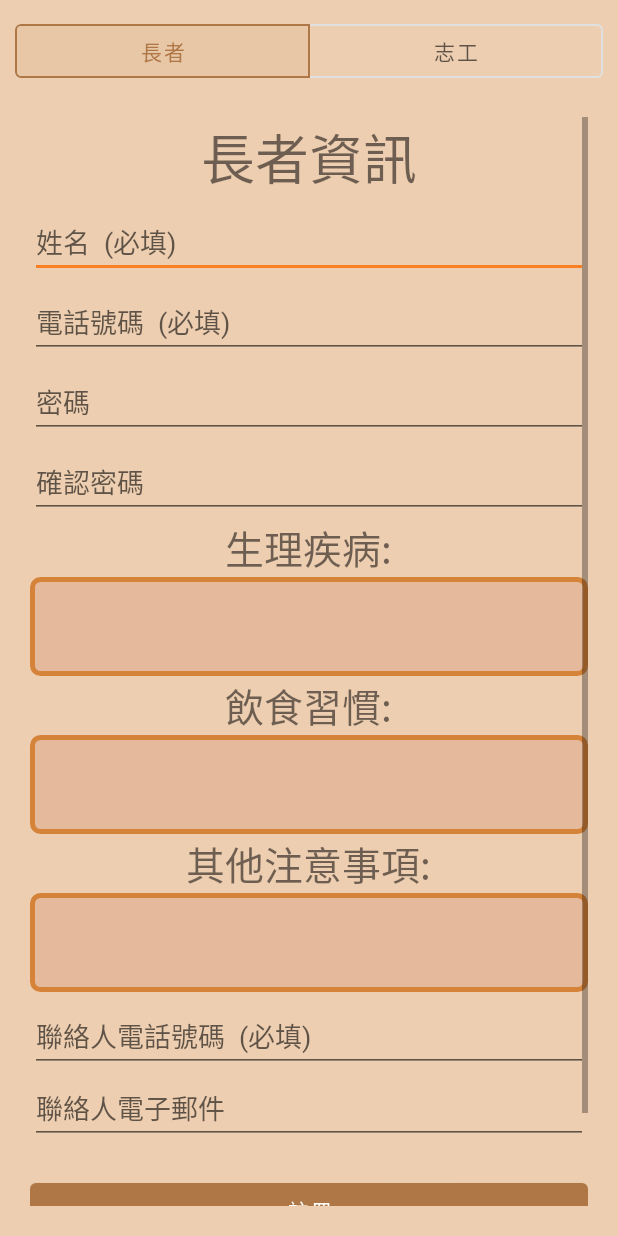
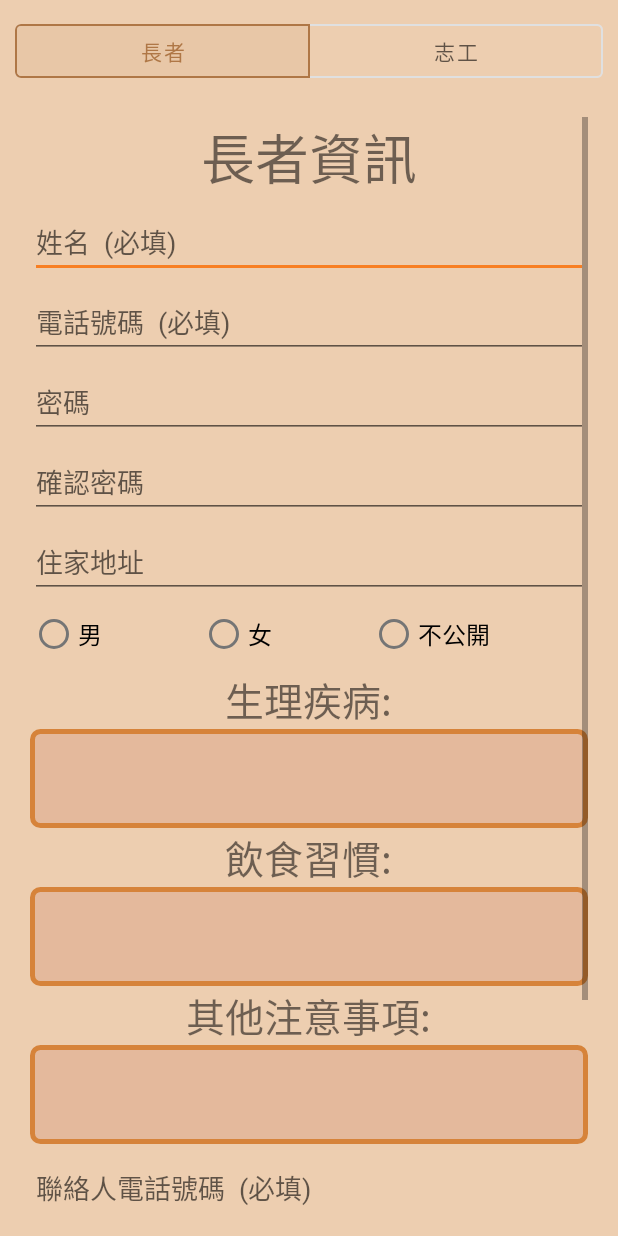
Before and after one commit to shawnL1225/elderAPP, an Android app: the RegisterElderFragment screen opened directly, with no data from a screen before it, on a phone screen of 412 x 824 dp. Run offline under Robolectric (Android 15) with nearby library versions, the phone set to English and light mode, and no system bars; our stand-ins replace Volley; Roboto replaces fonts that are not available here.

Commit message:
add addr sex in register

```diff
--- a/app/src/main/java/com/example/elderapp/Global.java
+++ b/app/src/main/java/com/example/elderapp/Global.java
@@ -8,6 +8,8 @@ import com.google.android.material.snackbar.Snackbar;
 
 public class Global extends Application {
     public static String url = "https://www2.cs.ccu.edu.tw/~lwx109u/elderApp/";
+//    public static String url = "http://140.123.105.178/~tcus/elderApp/";
+
 
     public static void putSnackBar(View view, String s){
         Snackbar snackbar = Snackbar.make(view, s, Snackbar.LENGTH_SHORT);
--- a/app/src/main/java/com/example/elderapp/register/RegisterElderFragment.java
+++ b/app/src/main/java/com/example/elderapp/register/RegisterElderFragment.java
@@ -19,6 +19,7 @@ import com.android.volley.Request;
 import com.android.volley.RequestQueue;
 import com.android.volley.toolbox.StringRequest;
 import com.android.volley.toolbox.Volley;
+import com.example.elderapp.Global;
 import com.example.elderapp.LoginActivity;
 import com.example.elderapp.R;
 
@@ -28,9 +29,9 @@ import java.util.Map;
 
 public class RegisterElderFragment extends Fragment {
 
-    private EditText etName, etPhone, etPassword, etPasswordC, etRemarks1, etRemarks2,etRemarks3, etContactPhone, etContactEmail;
+    private EditText etName, etPhone, etPassword, etPasswordC, etRemarks_ill, etRemarks_eating, etRemarks_other, etContactPhone, etContactEmail;
     private final String url = "https://www2.cs.ccu.edu.tw/~lwx109u/elderApp/register.php";
-    private String username, phone, pass, passC, remarks1 = "", remarks2 = "", remarks3 = "", contactPhone, contactEmail;
+    private String username, phone, pass, passC, remarks_ill = "", remarks_eating = "", remarks_other = "", contactPhone, contactEmail;
 
     @Override
     public View onCreateView(LayoutInflater inflater, ViewGroup container,
@@ -41,9 +42,9 @@ public class RegisterElderFragment extends Fragment {
         etPhone = root.findViewById(R.id.et_phone);
         etPassword = root.findViewById(R.id.et_password);
         etPasswordC = root.findViewById(R.id.et_passwordCheck);
-        etRemarks1 = root.findViewById(R.id.et_remarks1);
-        etRemarks2 = root.findViewById(R.id.et_remarks2);
-        etRemarks3 = root.findViewById(R.id.et_remarks3);
+        etRemarks_ill = root.findViewById(R.id.et_remarks1);
+        etRemarks_eating = root.findViewById(R.id.et_remarks2);
+        etRemarks_other = root.findViewById(R.id.et_remarks3);
         etContactPhone = root.findViewById(R.id.et_contactPhone);
         etContactEmail = root.findViewById(R.id.et_contactEmail);
         Button register = root.findViewById(R.id.btn_register);
@@ -54,16 +55,19 @@ public class RegisterElderFragment extends Fragment {
             phone = etPhone.getText().toString().trim();
             pass = etPassword.getText().toString().trim();
             passC = etPasswordC.getText().toString().trim();
-            remarks1 = etRemarks1.getText().toString().trim();
-            remarks2 = etRemarks2.getText().toString().trim();
-            remarks3 = etRemarks3.getText().toString().trim();
+            remarks_ill = etRemarks_ill.getText().toString().trim();
+            remarks_eating = etRemarks_eating.getText().toString().trim();
+            remarks_other = etRemarks_other.getText().toString().trim();
             contactPhone = etContactPhone.getText().toString().trim();
             contactEmail = etContactEmail.getText().toString().trim();
 
             if(!pass.equals(passC)){
-                Toast.makeText(getContext(), "密碼不相符", Toast.LENGTH_SHORT).show();
+                Global.putSnackBarR(etName, "密碼不相符");
             }
-            else if(!username.equals("") && !phone.equals("") && !contactPhone.equals("")){
+            else if(username.equals("") || phone.equals("") || contactPhone.equals("")){
+                Global.putSnackBarR(etName, "請輸入完整資訊");
+            }
+            else {
                 SQL();
             }
 
@@ -97,11 +101,12 @@ public class RegisterElderFragment extends Fragment {
                 data.put("phone", phone);
                 data.put("password", pass);
                 data.put("identity", "0");
-                data.put("remarks1", remarks1);
-                data.put("remarks2", remarks2);
-                data.put("remarks3", remarks3);
+                data.put("remarks_ill", remarks_ill);
+                data.put("remarks_eating", remarks_eating);
+                data.put("remarks_other", remarks_other);
                 data.put("contactPhone", contactPhone);
                 data.put("contactEmail", contactEmail);
+                Log.d("connect", remarks_eating);
                 return data;
             }
         };
--- a/app/src/main/java/com/example/elderapp/register/RegisterVolunteerFragment.java
+++ b/app/src/main/java/com/example/elderapp/register/RegisterVolunteerFragment.java
@@ -29,8 +29,8 @@ import java.util.Map;
 
 public class RegisterVolunteerFragment extends Fragment {
 
-    EditText etName, etPhone, etPassword, etPasswordC;
-    String username, phone, pass, passC;
+    EditText etName, etPhone, etPassword, etPasswordC, etDepartment;
+    String username, phone, pass, passC, department;
     private final String url = "https://www2.cs.ccu.edu.tw/~lwx109u/elderApp/register.php";
     @Override
     public View onCreateView(LayoutInflater inflater, ViewGroup container,
@@ -41,6 +41,7 @@ public class RegisterVolunteerFragment extends Fragment {
         etPhone = root.findViewById(R.id.et_phone);
         etPassword = root.findViewById(R.id.et_password);
         etPasswordC = root.findViewById(R.id.et_passwordCheck);
+        etDepartment = root.findViewById(R.id.et_department);
         Button register = root.findViewById(R.id.btn_register);
         TextView toLogin = root.findViewById(R.id.tv_toLogin);
         register.setOnClickListener(view -> {
@@ -48,12 +49,15 @@ public class RegisterVolunteerFragment extends Fragment {
             phone = etPhone.getText().toString().trim();
             pass = etPassword.getText().toString().trim();
             passC = etPasswordC.getText().toString().trim();
-
+            department = etDepartment.getText().toString().trim();
 
             if(!pass.equals(passC)){
-                Toast.makeText(getContext(), "密碼不相符", Toast.LENGTH_SHORT).show();
+                Global.putSnackBarR(etName, "密碼不相符");
             }
-            else if(!username.equals("") && !phone.equals("")){
+            else if(username.equals("") || phone.equals("")){
+                Global.putSnackBarR(etName, "請輸入完整資訊");
+            }
+            else {
                 SQL();
             }
         });
@@ -88,6 +92,7 @@ public class RegisterVolunteerFragment extends Fragment {
                 data.put("phone", phone);
                 data.put("password", pass);
                 data.put("identity", "1");
+                data.put("department", department);
 
                 return data;
             }
--- a/app/src/main/res/layout/fragment_register_elder.xml
+++ b/app/src/main/res/layout/fragment_register_elder.xml
@@ -49,6 +49,46 @@
                 android:layout_marginTop="5dp"
                 android:inputType="textPassword"
                 android:hint="確認密碼" />
+
+
+            <EditText
+                android:id="@+id/et_address"
+                android:layout_width="match_parent"
+                android:layout_height="wrap_content"
+                android:layout_marginTop="5dp"
+                android:hint="住家地址"
+                android:inputType="textPersonName" />
+
+
+
+            <RadioGroup
+                android:id="@+id/radio_sex"
+                android:layout_width="match_parent"
+                android:layout_height="wrap_content"
+                android:orientation="horizontal">
+                <RadioButton
+                    android:layout_width="wrap_content"
+                    android:layout_height="wrap_content"
+                    android:textSize="16dp"
+                    android:text="男"
+                    android:layout_weight="1"/>
+
+                <RadioButton
+                    android:layout_width="wrap_content"
+                    android:layout_height="wrap_content"
+                    android:textSize="16dp"
+                    android:text="女"
+                    android:layout_weight="1"/>
+                <RadioButton
+                    android:layout_width="wrap_content"
+                    android:layout_height="wrap_content"
+                    android:textSize="16dp"
+                    android:text="不公開"
+                    android:layout_weight="1"/>
+            </RadioGroup>
+
+
+
 
 
             <TextView
```
Also changed, not shown: app/src/main/res/layout/fragment_register_volunteer.xml (+7 -3 lines), 5 other files.
